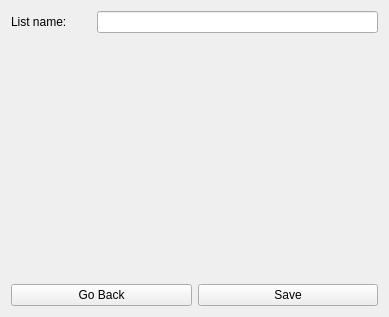
The window that src/Client/View/MainPage/List/ListCreateSubPage/ListCreateSubPage.ui (iodream/Spend-Note) describes before a commit, drawn with Qt 5.
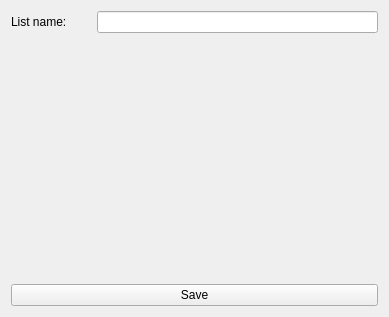
The same window after the commit.

Commit message: add single GoBack button for main page, remove GoBack buttons for sub pages

```diff
--- a/src/Client/View/MainPage/List/ListCreateSubPage/ListCreateSubPage.ui
+++ b/src/Client/View/MainPage/List/ListCreateSubPage/ListCreateSubPage.ui
@@ -16,13 +16,6 @@
   <layout class="QGridLayout" name="gridLayout" columnstretch="0">
    <item row="2" column="0">
     <layout class="QHBoxLayout" name="horizontalLayout_3">
-     <item>
-      <widget class="QPushButton" name="GoBackButton">
-       <property name="text">
-        <string>Go Back</string>
-       </property>
-      </widget>
-     </item>
      <item>
       <widget class="QPushButton" name="SaveButton">
        <property name="text">
```
The commit also changes 24 other files.
